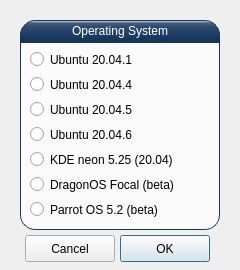
Above: UI/install.ui from ainfosec/FISSURE before the change. Below: the same form after it.
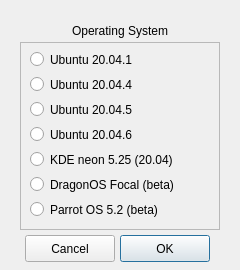
That is the form after the change.

```diff
--- a/UI/install.ui
+++ b/UI/install.ui
@@ -48,19 +48,6 @@
      <height>22</height>
     </rect>
    </property>
-   <property name="styleSheet">
-    <string notr="true">QLabel#label1 {
-   qproperty-alignment: AlignCenter;
-	border: 1px solid #17365D;
-	border-top-left-radius: 15px;
-	border-top-right-radius: 15px;
-	background-color: qlineargradient(spread:pad, x1:0, y1:0, x2:0, y2:1, stop:0 #e7eaee, stop:0.12 #455e7d, stop:0.3 #2e4a6d,   stop:0.85 #17365D, stop:1 #17365D);
-	padding: 0px 0px;
-	color: rgb(255, 255, 255);
-	max-height: 20px;
-	font: bold 10pt &quot;Ubuntu&quot;;
-}</string>
-   </property>
    <property name="text">
     <string>Operating System</string>
    </property>
@@ -77,14 +64,6 @@
      <height>188</height>
     </rect>
    </property>
-   <property name="styleSheet">
-    <string notr="true">QFrame#frame1 {
-	background-color: rgb(251, 251, 251);
-	border: 1px solid #17365D;
-	border-bottom-left-radius: 15px;
-	border-bottom-right-radius: 15px;
-}</string>
-   </property>
    <property name="frameShape">
     <enum>QFrame::StyledPanel</enum>
    </property>
```
Left out of the diff: 4 changed lines with no effect on the pictures.
